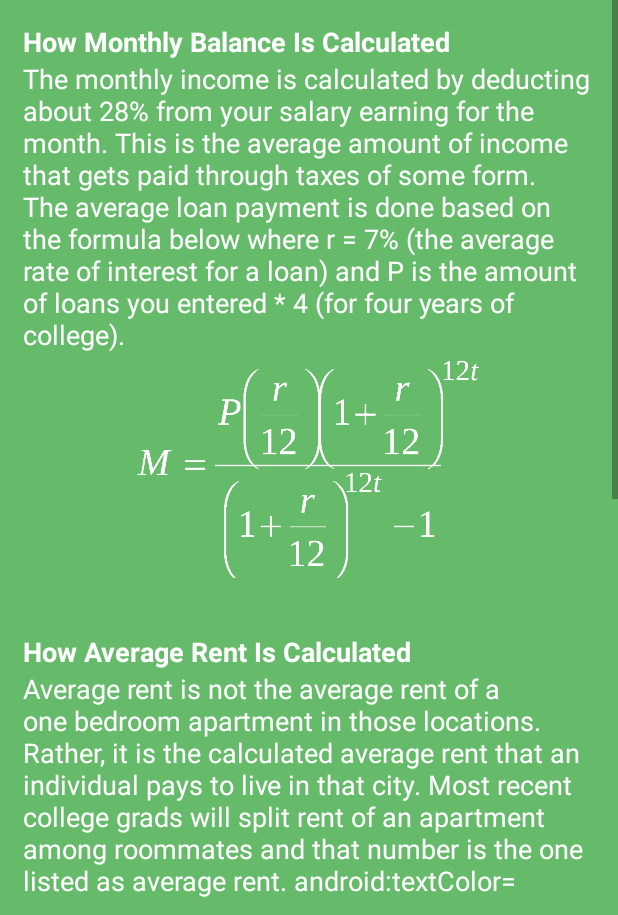
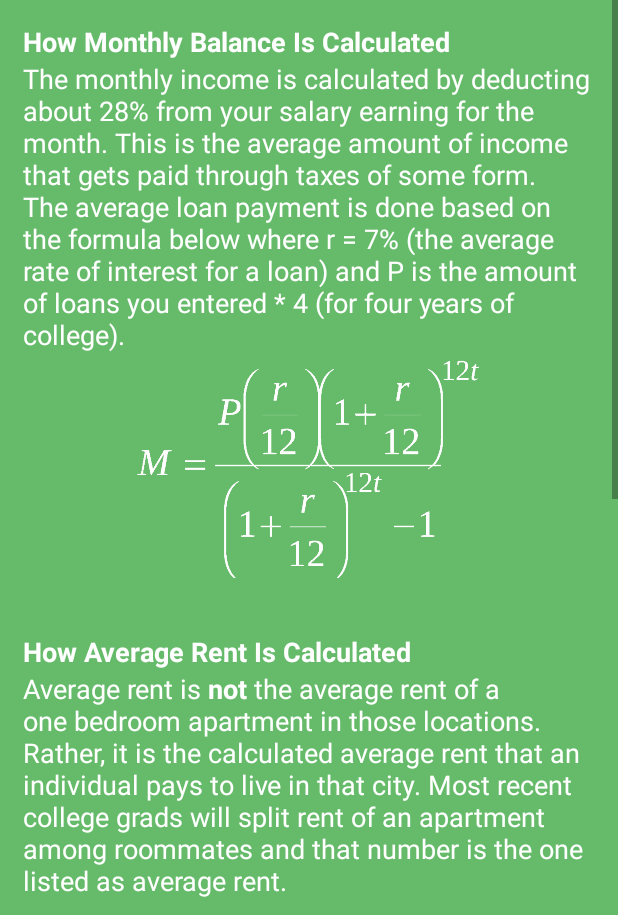
Before and after one commit to Kai-Munechika/CollegeSmart, an Android app: the qa screen opened directly, with no data from a screen before it, on a phone screen of 412 x 824 dp, the part 321-1236 px from its top. Run offline under Robolectric (Android 15) with nearby library versions, the phone set to English and light mode, and no system bars.

Commit message:
Icon, text, and version update

```diff
--- a/app/build.gradle
+++ b/app/build.gradle
@@ -7,8 +7,8 @@ android {
         applicationId "edu.kaimbu.collegeapp0"
         minSdkVersion 15
         targetSdkVersion 24
-        versionCode 1
-        versionName "1.0"
+        versionCode 3
+        versionName "1.02"
         testInstrumentationRunner "android.support.test.runner.AndroidJUnitRunner"
     }
     buildTypes {
--- a/app/src/main/java/edu/kaimbu/collegeapp0/qa.java
+++ b/app/src/main/java/edu/kaimbu/collegeapp0/qa.java
@@ -2,6 +2,8 @@ package edu.kaimbu.collegeapp0;
 
 import android.os.Bundle;
 import android.support.v7.app.AppCompatActivity;
+import android.text.Html;
+import android.widget.TextView;
 
 /**
  * Created by KaiM on 10/29/16.
@@ -14,5 +16,12 @@ public class qa extends AppCompatActivity {
         super.onCreate(savedInstanceState);
         setContentView(R.layout.question_answer);
 
+        TextView rent = (TextView) findViewById(R.id.howRentIsCalculated);
+
+        String rentText = "Average rent is <b>not</b> the average rent of a one bedroom apartment in those locations. Rather, it is the calculated average rent that an individual pays to live in that city. Most recent college grads will split rent of an apartment among roommates and that number is the one listed as average rent.";
+
+        rent.setText(Html.fromHtml(rentText));
+
+
     }
 }
--- a/app/src/main/res/layout/question_answer.xml
+++ b/app/src/main/res/layout/question_answer.xml
@@ -73,9 +73,10 @@ The average loan payment is done based on the formula below where r = 7% (the av
             />
 
         <TextView
+            android:id="@+id/howRentIsCalculated"
             android:layout_width="wrap_content"
             android:layout_height="wrap_content"
-            android:text="Average rent is not the average rent of a one bedroom apartment in those locations. Rather, it is the calculated average rent that an individual pays to live in that city. Most recent college grads will split rent of an apartment among roommates and that number is the one listed as average rent. android:textColor="
+            android:text="Average rent is not the average rent of a one bedroom apartment in those locations. Rather, it is the calculated average rent that an individual pays to live in that city. Most recent college grads will split rent of an apartment among roommates and that number is the one listed as average rent."
             android:textColor="#fff"
             android:layout_marginLeft="15dp"
             android:layout_marginRight="15dp"
```
Also changed, not shown: app/src/main/res/drawable/cs3.jpg (added), app/src/main/res/drawable/cs3.png (deleted), 1 other file.
